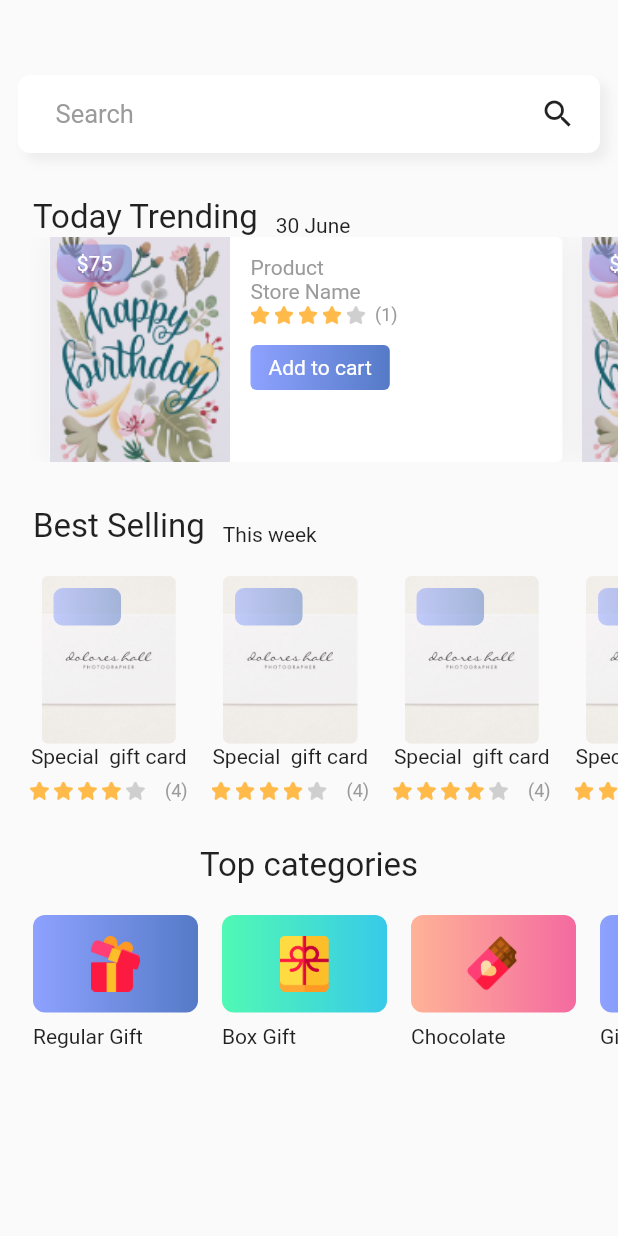
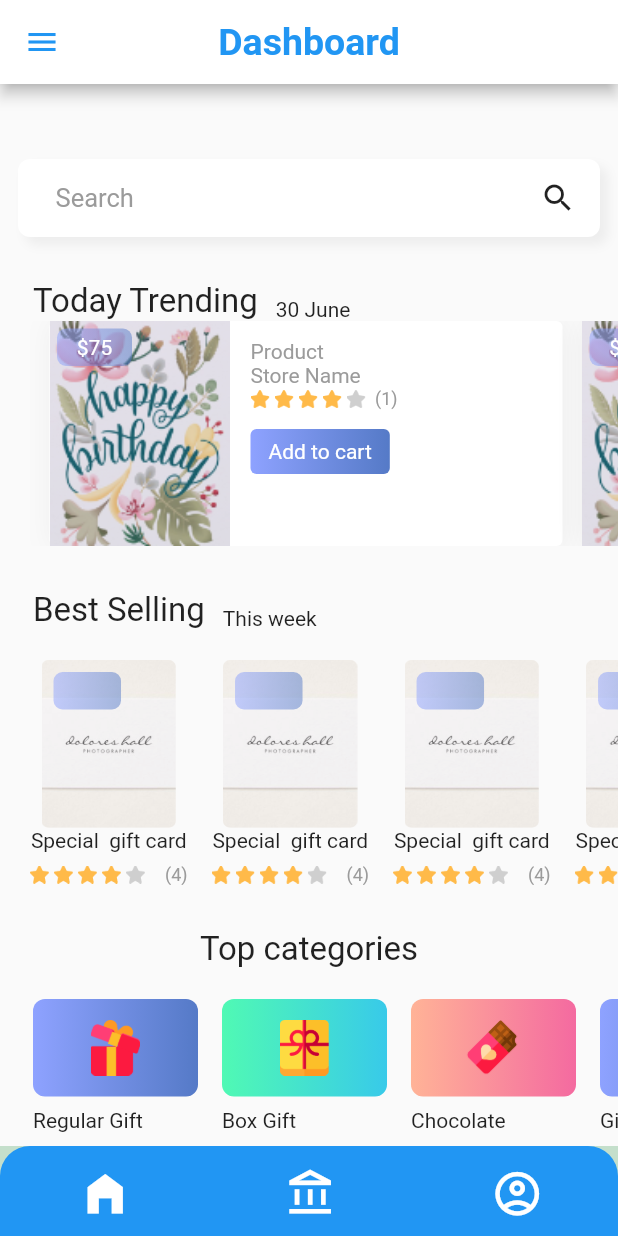
Before and after one commit to prahaladsharma/flutter_e_commerc, a Flutter app: the screen it shows after launch, on a phone screen of 412 x 824 dp. Run offline on Flutter 3.47's test engine with Material 2 defaults, Android fonts, the phone set to English and light mode, and no system bars.

```diff
--- a/lib/main.dart
+++ b/lib/main.dart
@@ -1,3 +1,4 @@
+import 'package:e_commerce/ui/dashboard.dart';
 import 'package:e_commerce/ui/home.dart';
 import 'package:flutter/material.dart';
 
@@ -17,7 +18,7 @@ class MyApp extends StatelessWidget {
 
         primarySwatch: Colors.blue,
       ),
-      home: Home()
+      home: Dashboard()
     );
   }
 }
--- /dev/null
+++ b/lib/ui/dashboard.dart
@@ -0,0 +1,113 @@
+import 'package:e_commerce/ui/account.dart';
+import 'package:e_commerce/ui/profile.dart';
+import 'package:flutter/material.dart';
+
+import 'home.dart';
+
+class Dashboard extends StatefulWidget {
+  const Dashboard({Key? key}) : super(key: key);
+
+  @override
+  State<Dashboard> createState() => _DashboardState();
+}
+
+class _DashboardState extends State<Dashboard> {
+  int pageIndex = 0;
+  final pages = [const Home(), const Account(), const Profile()];
+
+  @override
+  Widget build(BuildContext context) {
+    return Scaffold(
+      backgroundColor: const Color(0xffC4DFCB),
+      appBar: AppBar(
+        leading: Icon(
+          Icons.menu,
+          color: Theme.of(context).primaryColor,
+        ),
+        title: Text(
+          'Dashboard',
+          style: TextStyle(
+              color: Theme.of(context).primaryColor,
+              fontSize: 25,
+              fontWeight: FontWeight.w600),
+        ),
+        centerTitle: true,
+        backgroundColor: Colors.white,
+      ),
+      body: pages[pageIndex],
+      bottomNavigationBar: buildNavBar(context),
+    );
+  }
+
+  Container buildNavBar(BuildContext context) {
+    return Container(
+      height: 60,
+      decoration: BoxDecoration(
+        color: Theme.of(context).primaryColor,
+        borderRadius: const BorderRadius.only(
+          topLeft: Radius.circular(20),
+          topRight: Radius.circular(20),
+        ),
+      ),
+      child: Row(
+        mainAxisAlignment: MainAxisAlignment.spaceAround,
+        children: [
+          IconButton(
+              enableFeedback: false,
+              onPressed: () {
+                setState(() {
+                  pageIndex = 0;
+                });
+              },
+              icon: pageIndex == 0
+                  ? const Icon(
+                      Icons.home_filled,
+                      color: Colors.white,
+                      size: 35,
+                    )
+                  : const Icon(
+                      Icons.home_outlined,
+                      color: Colors.white,
+                      size: 35,
+                    )),
+          IconButton(
+              enableFeedback: false,
+              onPressed: () {
+                setState(() {
+                  pageIndex = 1;
+                });
+              },
+              icon: pageIndex == 1
+                  ? const Icon(
+                      Icons.account_balance,
+                      color: Colors.white,
+                      size: 35,
+                    )
+                  : const Icon(
+                      Icons.account_balance_outlined,
+                      color: Colors.white,
+                      size: 35,
+                    )),
+          IconButton(
+              enableFeedback: false,
+              onPressed: () {
+                setState(() {
+                  pageIndex = 2;
+                });
+              },
+              icon: pageIndex == 2
+                  ? const Icon(
+                      Icons.account_circle,
+                      color: Colors.white,
+                      size: 35,
+                    )
+                  : const Icon(
+                      Icons.account_circle_outlined,
+                      color: Colors.white,
+                      size: 35,
+                    )),
+        ],
+      ),
+    );
+  }
+}
```
Also changed, not shown: lib/ui/account.dart (added, +22 -0 lines), lib/ui/profile.dart (added, +22 -0 lines).
